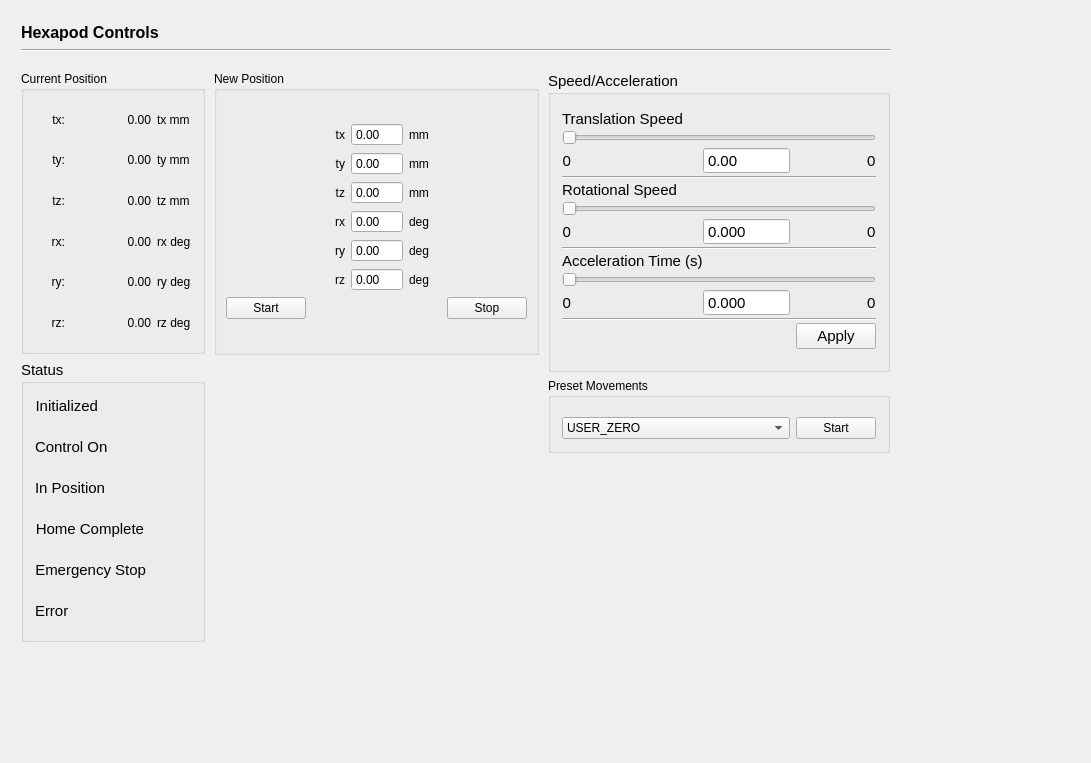
ess-dmsc/nicos, file nicos_ess/gui/panels/ui_files/hexapod.ui: the form before one commit.
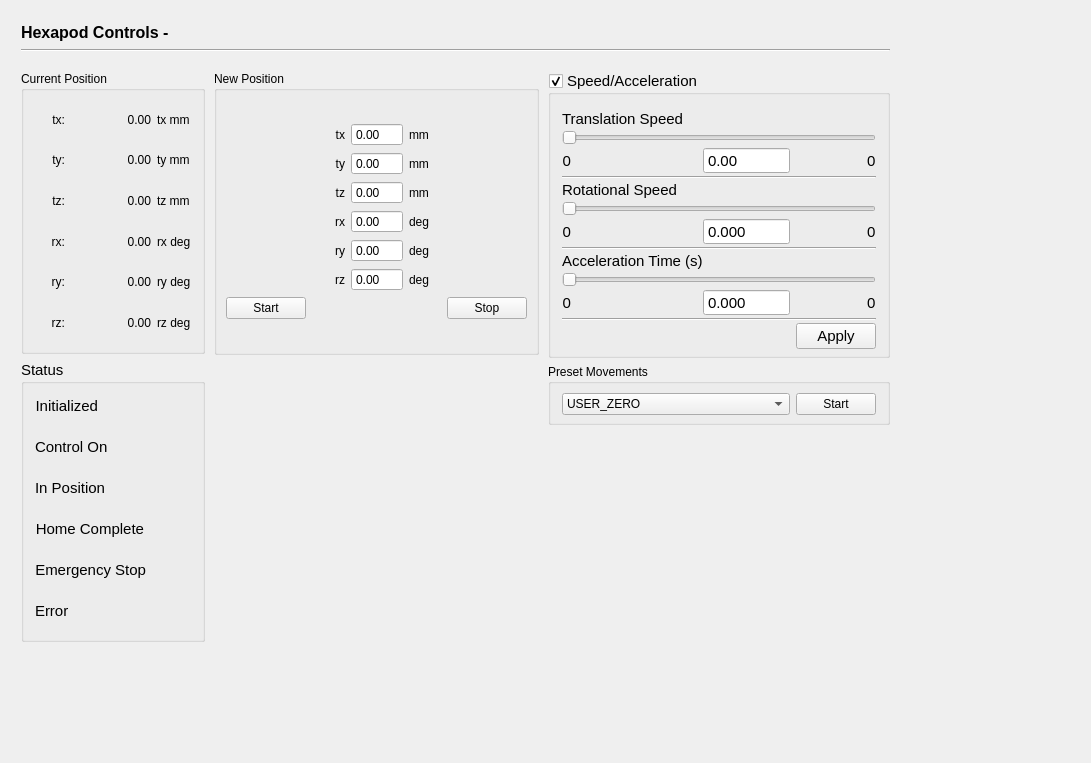
The form after the commit. Icons and pictures are not drawn.

Commit message: adjust function order, clean up controls visibility

```diff
--- a/nicos_ess/gui/panels/ui_files/hexapod.ui
+++ b/nicos_ess/gui/panels/ui_files/hexapod.ui
@@ -860,12 +860,18 @@
         <property name="title">
          <string>Speed/Acceleration</string>
         </property>
+        <property name="checkable">
+         <bool>true</bool>
+        </property>
+        <property name="checked">
+         <bool>true</bool>
+        </property>
         <layout class="QGridLayout" name="gridLayout_6">
          <property name="topMargin">
           <number>15</number>
          </property>
          <property name="bottomMargin">
-          <number>20</number>
+          <number>6</number>
          </property>
          <property name="horizontalSpacing">
           <number>0</number>
@@ -1070,7 +1076,10 @@
           </property>
           <layout class="QGridLayout" name="gridLayout_2" columnstretch="1,0">
            <property name="topMargin">
-            <number>19</number>
+            <number>9</number>
+           </property>
+           <property name="bottomMargin">
+            <number>7</number>
            </property>
            <item row="0" column="0">
             <widget class="QComboBox" name="presetOption">
@@ -1148,9 +1157,11 @@
      <height>53</height>
     </rect>
    </property>
-   <layout class="QVBoxLayout" name="verticalLayout_6" stretch="1,0">
+   <layout class="QVBoxLayout" name="verticalLayout_6" stretch="0,0">
     <item>
-     <widget class="QLabel" name="panelLabel">
+     <layout class="QHBoxLayout" name="horizontalLayout" stretch="0,1">
+      <item>
+       <widget class="QLabel" name="title">
       <property name="font">
        <font>
         <pointsize>12</pointsize>
@@ -1162,9 +1173,25 @@
        <number>5</number>
       </property>
       <property name="text">
-       <string>Hexapod Controls</string>
-      </property>
-     </widget>
+         <string>Hexapod Controls -</string>
+        </property>
+       </widget>
+      </item>
+      <item>
+       <widget class="QLabel" name="panelLabel">
+        <property name="font">
+         <font>
+          <pointsize>12</pointsize>
+          <weight>75</weight>
+          <bold>true</bold>
+         </font>
+        </property>
+        <property name="text">
+         <string/>
+        </property>
+       </widget>
+      </item>
+     </layout>
     </item>
     <item>
      <widget class="Line" name="line">
```
Left out of the diff: 2 changed lines with no effect on the pictures. Lines whose indentation alone changed are shown as unchanged. The commit also changes 1 other file.
